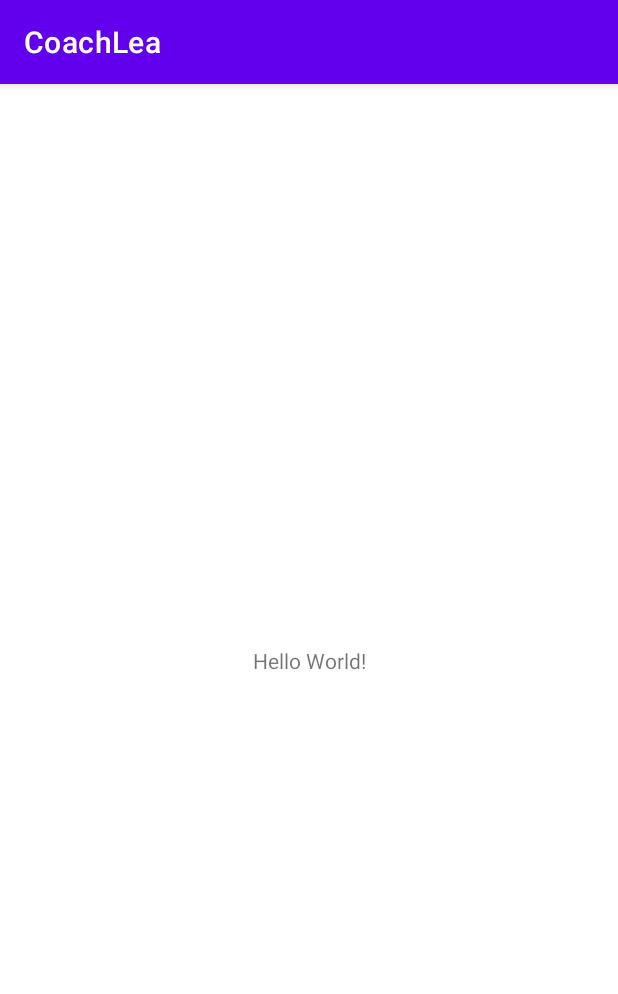
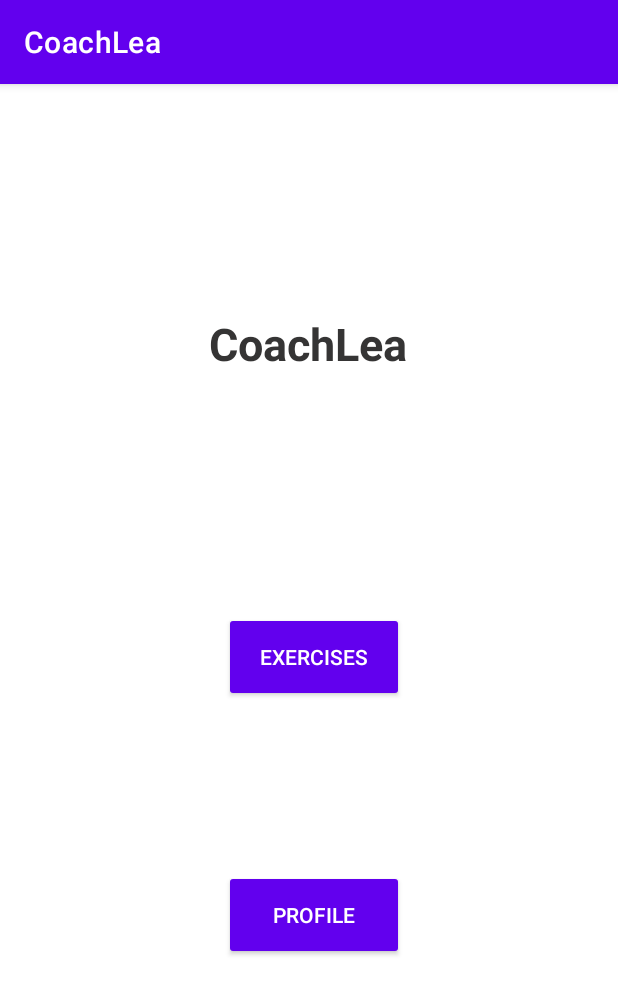
Before and after one commit to SAGI-FAU/CoachLea, an Android app: the screen it shows after launch (MainActivity), on a phone screen of 412 x 824 dp. Shown: the top 994 px of the screen. Run offline under Robolectric (Android 15) with nearby library versions, the phone set to English and light mode, and no system bars.

Commit message:
MainActivity & ExercisesMain added

```diff
--- a/app/src/main/AndroidManifest.xml
+++ b/app/src/main/AndroidManifest.xml
@@ -9,6 +9,8 @@
         android:roundIcon="@mipmap/ic_launcher_round"
         android:supportsRtl="true"
         android:theme="@style/Theme.CoachLea">
+        <activity android:name=".Exercises.MinimalPairs"></activity>
+        <activity android:name=".ExercisesMain" />
         <activity android:name=".MainActivity">
             <intent-filter>
                 <action android:name="android.intent.action.MAIN" />
--- a/app/src/main/res/layout/activity_main.xml
+++ b/app/src/main/res/layout/activity_main.xml
@@ -4,15 +4,47 @@
     xmlns:tools="http://schemas.android.com/tools"
     android:layout_width="match_parent"
     android:layout_height="match_parent"
+    android:clickable="false"
     tools:context=".MainActivity">
 
+    <Button
+        android:id="@+id/button"
+        style="@style/Widget.AppCompat.Button"
+        android:layout_width="120dp"
+        android:layout_height="60dp"
+        android:layout_marginBottom="112dp"
+        android:onClick="exerciseButtonClick"
+        android:text="Exercises"
+        app:layout_constraintBottom_toTopOf="@+id/button2"
+        app:layout_constraintEnd_toEndOf="parent"
+        app:layout_constraintHorizontal_bias="0.512"
+        app:layout_constraintStart_toStartOf="parent" />
+
+    <Button
+        android:id="@+id/button2"
+        style="@style/Widget.AppCompat.Button"
+        android:layout_width="120dp"
+        android:layout_height="60dp"
+        android:layout_marginBottom="184dp"
+        android:text="Profile"
+        app:layout_constraintBottom_toBottomOf="parent"
+        app:layout_constraintEnd_toEndOf="parent"
+        app:layout_constraintHorizontal_bias="0.512"
+        app:layout_constraintStart_toStartOf="parent" />
+
     <TextView
+        android:id="@+id/textView"
         android:layout_width="wrap_content"
         android:layout_height="wrap_content"
-        android:text="Hello World!"
-        app:layout_constraintBottom_toBottomOf="parent"
-        app:layout_constraintLeft_toLeftOf="parent"
-        app:layout_constraintRight_toRightOf="parent"
-        app:layout_constraintTop_toTopOf="parent" />
+        android:text="CoachLea"
+        android:textColor="#353434"
+        android:textSize="30sp"
+        android:textStyle="bold"
+        app:layout_constraintBottom_toTopOf="@+id/button"
+        app:layout_constraintEnd_toEndOf="parent"
+        app:layout_constraintHorizontal_bias="0.498"
+        app:layout_constraintStart_toStartOf="parent"
+        app:layout_constraintTop_toTopOf="parent"
+        app:layout_constraintVertical_bias="0.49" />
 
 </androidx.constraintlayout.widget.ConstraintLayout>
```
Also changed, not shown: app/src/main/java/com/example/coachlea/Exercises/MinimalPairs.java (added, +16 -0 lines), app/src/main/java/com/example/coachlea/ExercisesMain.java (added, +35 -0 lines), app/src/main/java/com/example/coachlea/MainActivity.java (+13 -2 lines), app/src/main/res/layout/exercises_main.xml (added, +48 -0 lines), app/src/main/res/layout/minimal_pairs.xml (added, +9 -0 lines).
